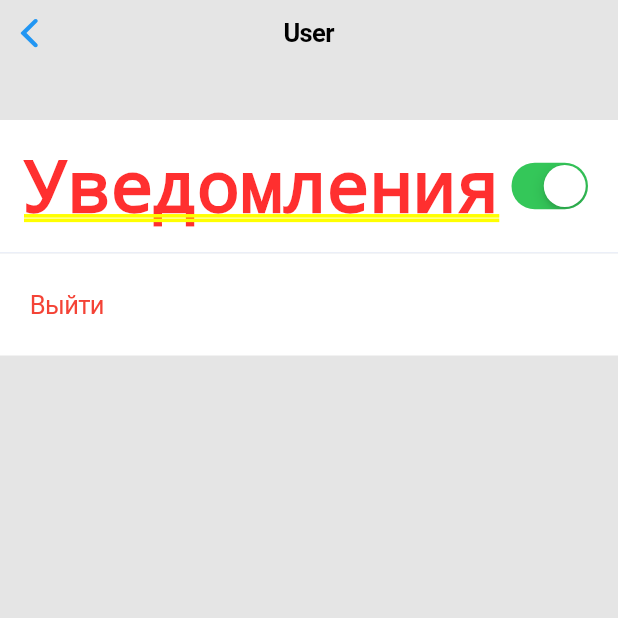
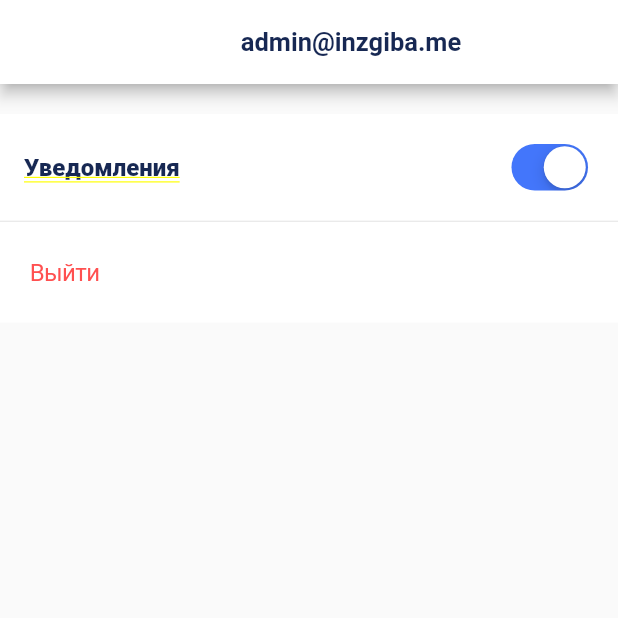
Before and after one commit to Zhangeldygit/2nd_project_bloc, a Flutter app: the UserScreen screen opened directly, on a phone screen of 412 x 824 dp, the top half of it. Run offline on Flutter 3.47's test engine with Material 2 defaults, Android fonts, the phone set to English and light mode, and no system bars; our stand-ins replace bloc, dio, flutter_bloc, flutter_svg, get_it, hive and 1 more; accounts and stored records are empty; generated files the repository leaves out were written again; Roboto replaces fonts that are missing (Museo Sans Cyrl).

Commit message:
initial commit 1

```diff
--- a/lib/CartScreen/CartScreen.dart
+++ b/lib/CartScreen/CartScreen.dart
@@ -111,7 +111,7 @@ class _CartScreenState extends State<CartScreen> {
                         mainAxisAlignment: MainAxisAlignment.spaceBetween,
                         children: [
                           Text(
-                            'Общая сумма $sum',
+                            'Общая сумма $sum тг',
                             style: TextStyle(fontWeight: FontWeight.bold),
                           ),
                           Text('$totalCount вещи')
@@ -123,7 +123,7 @@ class _CartScreenState extends State<CartScreen> {
                       child: CupertinoButton(
                         color: Colors.blue,
                         onPressed: () {
-                          sum > 0 ? cartBloc.add(ConfirmCart()) : null;
+                          sum > 0 ? cartBloc.add(ConfirmCart()) : Offstage();
                         },
                         child: Text(
                           'Оформить',
--- a/lib/CartScreen/cart_event.dart
+++ b/lib/CartScreen/cart_event.dart
@@ -15,11 +15,8 @@ class RemoveProduct extends CartEvent {
   RemoveProduct(this.product);
 }
 
-class InitCart extends CartEvent {
+class InitCart extends CartEvent {}
 
-}
-
-class ClearCart extends CartEvent {
-}
+class ClearCart extends CartEvent {}
 
 class ConfirmCart extends CartEvent{}
--- a/lib/CategoryScreen/Category_card.dart
+++ b/lib/CategoryScreen/Category_card.dart
@@ -1,4 +1,5 @@
 import 'package:example/CategoryScreen/Category_model.dart';
+import 'package:example/Consts/textStyle_consts.dart';
 import 'package:example/ProductsScreen/ProductsScreen.dart';
 import 'package:flutter/cupertino.dart';
 import 'package:flutter/material.dart';
@@ -32,7 +33,7 @@ class CategoryCard extends StatelessWidget {
             Padding(
               padding: EdgeInsets.all(16),
               child: Column(
-                children: [Text(category.name)],
+                children: [Text(category.name, style: AllTextStyles.CategoryTitleTextStyle)],
               ),
             ),
             Container(
--- /dev/null
+++ b/lib/Consts/color_consts.dart
@@ -0,0 +1,17 @@
+import 'dart:ui';
+
+import 'package:flutter/cupertino.dart';
+
+class AllColors {
+  static const Color ScreenBackgroundColor = Color(0xffE5E5E5);
+  static const Color ButtonColor = Color(0xff4376FB);
+  static const Color BottomNavBarItemColor = Color(0xffB0B3BC);
+  static const Color BottomNavBarSelectedItemColor = Color(0xff172853);
+  static const Color BottomNavBarSelectedBackgroundColor = Color(0xffF6F8FC);
+  static const Color QuestionBackgroundColor = Color(0xffEDEFF6);
+  static const Color LogOut_Clear_Color = Color(0xffFF5050);
+  static const Color ScaffoldBackgroundColor = Color(0xffF8F8FB);
+  static const Color CardBackgroundColor = Color(0xffFFFFFF);
+  static Color ModalBackgroundColor = Color(0xff000000).withOpacity(0.8);
+
+}
--- /dev/null
+++ b/lib/Consts/textStyle_consts.dart
@@ -0,0 +1,166 @@
+import 'package:example/Consts/color_consts.dart';
+import 'package:flutter/material.dart';
+
+class AllTextStyles {
+
+  static const TextStyle AppBarTextStyle = TextStyle(
+    color: AllColors.BottomNavBarSelectedItemColor,
+    fontSize: 17,
+    fontFamily: 'Museo Sans Cyrl',
+    fontWeight: FontWeight.bold
+  );
+
+  static const TextStyle LogInHintTextStyle = TextStyle(
+    color: AllColors.BottomNavBarSelectedItemColor,
+    fontSize: 16,
+    fontFamily: 'Museo Sans Cyrl',
+  );
+
+  static const TextStyle ButtonTextStyle = TextStyle(
+      color: AllColors.CardBackgroundColor,
+      fontSize: 17,
+      fontFamily: 'Museo Sans Cyrl',
+      fontWeight: FontWeight.bold
+  );
+
+
+  static const TextStyle LogInTextStyle = TextStyle(
+    color: AllColors.CardBackgroundColor,
+    fontSize: 16,
+    fontFamily: 'Museo Sans Cyrl',
+  );
+
+  static const TextStyle BottomNavTitleTextStyle = TextStyle(
+    color: AllColors.BottomNavBarSelectedItemColor,
+    fontSize: 12,
+    fontFamily: 'Museo Sans Cyrl',
+  );
+
+  static const TextStyle CancelTextStyle = TextStyle(
+    color: AllColors.ButtonColor,
+    fontSize: 16,
+    fontFamily: 'Museo Sans Cyrl',
+    decoration: TextDecoration.underline,
+  );
+
+  static const TextStyle CategoryTitleTextStyle = TextStyle(
+    color: AllColors.BottomNavBarSelectedItemColor,
+    fontSize: 14,
+    fontFamily: 'Museo Sans Cyrl',
+    fontWeight: FontWeight.bold
+  );
+
+  static const TextStyle ProductTitleTextStyle = TextStyle(
+      color: AllColors.BottomNavBarSelectedItemColor,
+      fontSize: 14,
+      fontFamily: 'Museo Sans Cyrl',
+  );
+
+  static const TextStyle QuestionTextStyle = TextStyle(
+    color: AllColors.BottomNavBarItemColor,
+    fontSize: 16,
+    fontFamily: 'Museo Sans Cyrl',
+  );
+
+  static const TextStyle Price_Day_TextStyle = TextStyle(
+    color: AllColors.BottomNavBarSelectedItemColor,
+    fontSize: 14,
+    fontFamily: 'Museo Sans Cyrl',
+  );
+
+  static const TextStyle Day_TextStyle = TextStyle(
+    color: AllColors.BottomNavBarItemColor,
+    fontSize: 14,
+    fontFamily: 'Museo Sans Cyrl',
+  );
+
+  static const TextStyle NotificationTextStyle = TextStyle(
+    color: AllColors.BottomNavBarSelectedItemColor,
+    fontSize: 16,
+    fontFamily: 'Museo Sans Cyrl',
+  );
+
+  static const TextStyle LogOutTextStyle = TextStyle(
+    color: AllColors.LogOut_Clear_Color,
+    fontSize: 16,
+    fontFamily: 'Museo Sans Cyrl',
+  );
+
+  static const TextStyle BottomSheetDescriptionTextStyle = TextStyle(
+    color: AllColors.BottomNavBarSelectedItemColor,
+    fontSize: 14,
+    fontFamily: 'Museo Sans Cyrl',
+  );
+
+}
+
+
+
+
+  //
+  //
+  //
+  //
+  //
+  // static const TextStyle kNonPrimaryTextStyle = TextStyle(
+  //   color: AllColors.aBottomNavBarItemColor,
+  //   fontSize: 16,
+  //   fontFamily: 'Museo Sans Cyrl',
+  // );
+  //
+  //
+  //
+  // static const TextStyle kDialogueTitleTextStyle = TextStyle(
+  //   color: AllColors.kBottomNavBarSelectedItemColor,
+  //   fontSize: 20,
+  //   fontFamily: 'Museo Sans Cyrl',
+  // );
+  //
+  // static const TextStyle kNumbersTextStyle = TextStyle(
+  //   color: AllColors.kBottomNavBarSelectedItemColor,
+  //   fontSize: 14,
+  //   fontFamily: 'Museo Sans Cyrl',
+  // );
+  //
+  // static const TextStyle kNotificationTextStyle = TextStyle(
+  //   color: AllColors.kBottomNavBarSelectedItemColor,
+  //   fontSize: 16,
+  //   fontFamily: 'Museo Sans Cyrl',
+  // );
+  //
+  // static const TextStyle kLogOutTextStyle = TextStyle(
+  //   color: AllColors.kCancelColor,
+  //   fontSize: 16,
+  //   fontFamily: 'Museo Sans Cyrl',
+  // );
+  //
+  //
+  //
+  //
+  //
+  // static const TextStyle kSumTextStyle = TextStyle(
+  //   color: AllColors.kBottomNavBarSelectedBackgroundColor,
+  //   fontSize: 16,
+  //   fontFamily: 'Museo Sans Cyrl',
+  // );
+  //
+  //
+  //
+  //
+  // static const TextStyle kOnSearchTextStyle = TextStyle(
+  //   color: AllColors.kBottomNavBarSelectedItemColor,
+  //   fontSize: 16,
+  //   fontFamily: 'Museo Sans Cyrl',
+  // );
+  //
+  // static const TextStyle kNavBarSelectedTextStyle = TextStyle(
+  //   color: AllColors.kBottomNavBarSelectedItemColor,
+  //   fontSize: 10,
+  //   fontFamily: 'Museo Sans Cyrl',
+  // );
+  //
+  // static const TextStyle kNavBarConstTextStyle = TextStyle(
+  //   color: AllColors.kBottomNavBarConstItemColor,
+  //   fontSize: 10,
+  //   fontFamily: 'Museo Sans Cyrl',
+  // );
--- a/lib/LoginScreen/injections.dart
+++ b/lib/LoginScreen/injections.dart
@@ -29,6 +29,7 @@ void setUp() {
   getIt.registerFactory<ProductsDataSource>(() => ProductsDataSource(getIt()));
 
   getIt.registerFactory<CartBloc>(() => CartBloc());
+
 }
 
 const String API_URL = 'https://api.doover.tech/api/';
--- a/lib/ProductsScreen/ProductsScreen.dart
+++ b/lib/ProductsScreen/ProductsScreen.dart
@@ -1,5 +1,6 @@
 import 'package:example/CategoryScreen/Category_model.dart';
 import 'package:example/CategoryScreen/category_bloc/category_bloc.dart';
+import 'package:example/Consts/textStyle_consts.dart';
 import 'package:example/LoginScreen/injections.dart';
 import 'package:example/ProductsScreen/Product_card.dart';
 import 'package:flutter/cupertino.dart';
@@ -43,7 +44,7 @@ class _ProductsScreenState extends State<ProductsScreen> {
                     child: Text(
                       widget.category.name,
                       textAlign: TextAlign.center,
-                      style: TextStyle(fontWeight: FontWeight.bold),
+                      style: AllTextStyles.AppBarTextStyle,
                     )),
               ],
             ),
--- a/lib/UserScreen/UserScreen.dart
+++ b/lib/UserScreen/UserScreen.dart
@@ -1,4 +1,6 @@
 // import 'package:bloc/bloc.dart';
+import 'package:example/Consts/color_consts.dart';
+import 'package:example/Consts/textStyle_consts.dart';
 import 'package:example/LoginScreen/LoginScreen.dart';
 import 'package:example/LoginScreen/bloc/auth_bloc.dart';
 import 'package:flutter/cupertino.dart';
@@ -6,9 +8,8 @@ import 'package:flutter/material.dart';
 import 'package:flutter_bloc/flutter_bloc.dart';
 
 class UserScreen extends StatefulWidget {
-  const UserScreen({
-    Key key,
-  }) : super(key: key);
+
+  UserScreen({Key key,}) : super(key: key);
 
   @override
   _UserScreenState createState() => _UserScreenState();
@@ -20,23 +21,28 @@ class _UserScreenState extends State<UserScreen> {
   @override
   Widget build(BuildContext context) {
     return CupertinoPageScaffold(
-      backgroundColor: Color(0xffE5E5E5),
-      navigationBar: CupertinoNavigationBar(
-        middle: Text('User'),
-      ),
       child: Column(
         children: [
+          AppBar(
+            backgroundColor: AllColors.CardBackgroundColor,
+            title: Center(
+              child: Text('admin@inzgiba.me',
+                  style: AllTextStyles.AppBarTextStyle),
+            ),
+          ),
           SizedBox(
-            height: 80,
+            height: 20,
           ),
           Container(
-            color: Color(0xffFFFFFF),
+            color: AllColors.CardBackgroundColor,
             padding: EdgeInsets.all(16),
             child: Row(
               mainAxisAlignment: MainAxisAlignment.spaceBetween,
               children: [
-                Text('Уведомления'),
+                Text('Уведомления',
+                    style: AllTextStyles.NotificationTextStyle),
                 CupertinoSwitch(
+                    activeColor: AllColors.ButtonColor,
                     value: isSwitched,
                     onChanged: (value) {
                       setState(() {
@@ -47,12 +53,12 @@ class _UserScreenState extends State<UserScreen> {
             ),
           ),
           Divider(
-            color: Color(0xffEDF2FF),
+            color: AllColors.ScreenBackgroundColor,
             height: 1,
           ),
           Container(
             padding: EdgeInsets.only(top: 8, bottom: 8),
-            color: Color(0xffFFFFFF),
+            color: AllColors.CardBackgroundColor,
             child: Align(
               alignment: Alignment.centerLeft,
               child: CupertinoButton(
@@ -62,13 +68,14 @@ class _UserScreenState extends State<UserScreen> {
                   Navigator.push(
                     context,
                     CupertinoPageRoute(
-                      builder: (BuildContext context) => LoginScreen(),
+                      builder: (BuildContext context) =>
+                          LoginScreen(),
                     ),
                   );
                 },
                 child: Text(
                   'Выйти',
-                  style: TextStyle(color: Colors.red),
+                  style: AllTextStyles.LogOutTextStyle,
                 ),
               ),
             ),
--- a/lib/main.dart
+++ b/lib/main.dart
@@ -35,7 +35,8 @@ class MyApp extends StatelessWidget {
           BlocProvider<CartBloc>(
             create: (_) => getIt<CartBloc>()..add(InitCart()),
             lazy: false,
-          )
+          ),
+
         ],
         child: BlocBuilder<AuthBloc, AuthState>(
           builder: (c, s) => MaterialApp(
```
Also changed, not shown: lib/CategoryScreen/category_screen.dart (+6 -3 lines), lib/LoginScreen/LoginScreen.dart (+18 -8 lines), lib/ProductsScreen/ActionSheet.dart (+7 -4 lines), lib/ProductsScreen/Product_card.dart (+29 -20 lines), pubspec.yaml (+4 -4 lines), lib/fonts/Museo Sans Cyrl.ttf (added).
